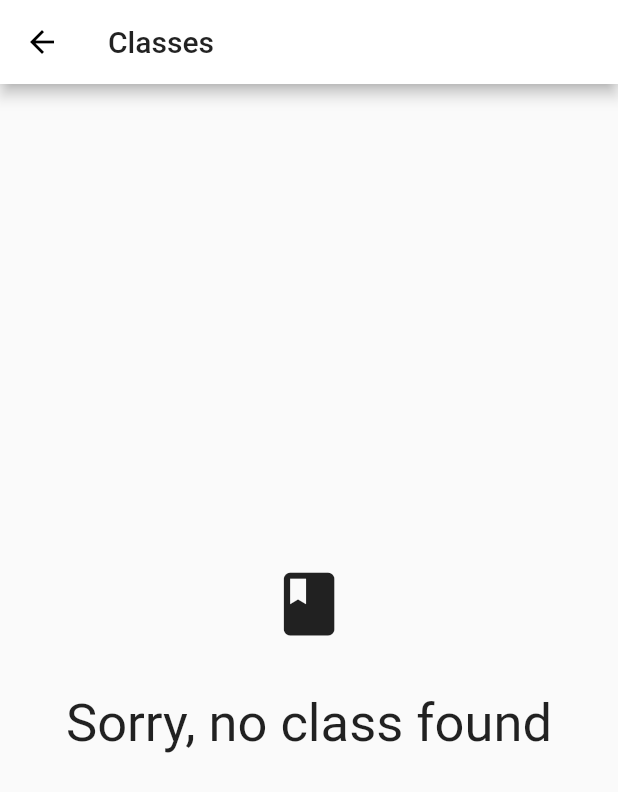
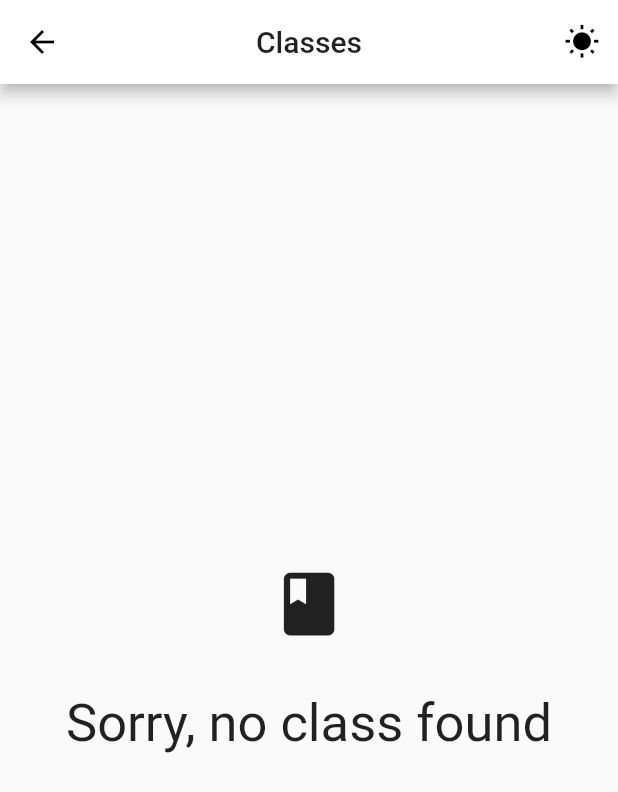
Before and after one commit to resourcesr/app, a Flutter app: the screen it shows after launch, after a tap on "Department Of Computing", on a phone screen of 412 x 824 dp. Shown: the top 792 px of the screen. Run offline on Flutter 3.47's test engine with Material 2 defaults, Android fonts, the phone set to English and light mode, and no system bars; our stand-ins replace cloud_firestore, firebase_auth, firebase_messaging, shared_preferences; missing offline and left inert: flutter_downloader; accounts and stored records are empty.

Commit message:
update Appbar

```diff
--- a/lib/components/custom_app_bar.dart
+++ b/lib/components/custom_app_bar.dart
@@ -1,11 +1,17 @@
 import "package:flutter/material.dart";
+import 'package:riphahwebresources/config.dart';
 
-class CustomAppBar extends StatelessWidget {
-  //const CustomAppBar({Key key}) : super(key: key);
-  CustomAppBar({this.text});
-  final String text;
-  @override
-  Widget build(BuildContext context) {
-    return AppBar(title: Text(this.text), centerTitle: true);
-  }
+AppBar customAppBar(BuildContext context, String title) {
+  return AppBar(
+    title: Text(title),
+    centerTitle: true,
+    actions: <Widget>[
+      IconButton(
+        icon: Icon(Icons.wb_sunny),
+        onPressed: () => {
+          currentTheme.switchTheme(),
+        },
+      )
+    ],
+  );
 }
--- a/lib/pages/Home/home_ui.dart
+++ b/lib/pages/Home/home_ui.dart
@@ -1,4 +1,5 @@
 import "package:flutter/material.dart";
+import 'package:riphahwebresources/components/custom_app_bar.dart';
 
 import '../../drawer.dart';
 
@@ -15,7 +16,7 @@ class _HomeUiState extends State<HomeUi> {
   @override
   Widget build(BuildContext context) {
     var scaffold = Scaffold(
-      appBar: AppBar(title: Text("ResourcesR")),
+      appBar: customAppBar(context, "Home"),
       drawer: WebResourceAppDrawer(),
       body: Center(
         child: Column(
--- a/lib/pages/auth/login_ui.dart
+++ b/lib/pages/auth/login_ui.dart
@@ -1,4 +1,5 @@
 import 'package:flutter/material.dart';
+import 'package:riphahwebresources/components/custom_app_bar.dart';
 import 'package:riphahwebresources/data/User.dart';
 import 'package:riphahwebresources/pages/Home/home_ui.dart';
 import 'package:riphahwebresources/pages/auth/register_ui.dart';
@@ -29,7 +30,7 @@ class _LoginUiState extends State<LoginUi> {
   Widget build(BuildContext context) {
     return Scaffold(
         key: _scaffoldKey,
-        appBar: AppBar(title: Text("Login")),
+        appBar: customAppBar(context, "Login"),
         body: _buildBody(context));
   }
 
--- a/lib/pages/auth/profile_ui.dart
+++ b/lib/pages/auth/profile_ui.dart
@@ -1,4 +1,5 @@
 import 'package:flutter/material.dart';
+import 'package:riphahwebresources/components/custom_app_bar.dart';
 import 'package:riphahwebresources/data/User.dart';
 import 'package:riphahwebresources/pages/Home/home_ui.dart';
 
@@ -28,7 +29,7 @@ class _ProfileUiState extends State<ProfileUi> {
   Widget build(BuildContext context) {
     return Scaffold(
         key: _scaffoldKey,
-        appBar: AppBar(title: Text("Profile")),
+        appBar: customAppBar(context, "Profile"),
         body: _buildBody(context));
   }
 
--- a/lib/pages/auth/register_ui.dart
+++ b/lib/pages/auth/register_ui.dart
@@ -1,4 +1,5 @@
 import 'package:flutter/material.dart';
+import 'package:riphahwebresources/components/custom_app_bar.dart';
 import 'package:riphahwebresources/data/User.dart';
 import 'package:riphahwebresources/pages/auth/login_ui.dart';
 
@@ -21,7 +22,7 @@ class _RegisterUiState extends State<RegisterUi> {
   Widget build(BuildContext context) {
     return Scaffold(
         key: _scaffoldKey,
-        appBar: AppBar(title: Text("Register")),
+        appBar: customAppBar(context, "Register"),
         body: _buildBody(context));
   }
 
--- a/lib/pages/auth/reset_ui.dart
+++ b/lib/pages/auth/reset_ui.dart
@@ -1,4 +1,5 @@
 import 'package:flutter/material.dart';
+import 'package:riphahwebresources/components/custom_app_bar.dart';
 import 'package:riphahwebresources/data/User.dart';
 
 class ResetUi extends StatefulWidget {
@@ -24,7 +25,7 @@ class _ResetUiState extends State<ResetUi> {
   Widget build(BuildContext context) {
     return Scaffold(
         key: _scaffoldKey,
-        appBar: AppBar(title: Text("Reset Password")),
+        appBar: customAppBar(context, "Reset Password"),
         body: _buildBody(context));
   }
 
--- a/lib/pages/courses_ui.dart
+++ b/lib/pages/courses_ui.dart
@@ -1,5 +1,6 @@
 import "package:flutter/material.dart";
 import 'package:riphahwebresources/components/course_item_view.dart';
+import 'package:riphahwebresources/components/custom_app_bar.dart';
 import 'package:riphahwebresources/components/list_header.dart';
 import 'package:cloud_firestore/cloud_firestore.dart';
 import 'package:riphahwebresources/data/Courses.dart';
@@ -17,7 +18,7 @@ class _CoursesUiState extends State<CoursesUi> {
   @override
   Widget build(BuildContext context) {
     return Scaffold(
-      appBar: AppBar(title: Text('Courses')),
+      appBar: customAppBar(context, "Courses"),
       body: _buildBody(context),
     );
   }
--- a/lib/pages/klasses_ui.dart
+++ b/lib/pages/klasses_ui.dart
@@ -1,6 +1,7 @@
 import "package:flutter/material.dart";
 import 'package:riphahwebresources/components/course_item_view.dart';
 import 'package:cloud_firestore/cloud_firestore.dart';
+import 'package:riphahwebresources/components/custom_app_bar.dart';
 import 'package:riphahwebresources/data/klasses.dart';
 import 'package:riphahwebresources/components/empty_state.dart';
 import 'package:riphahwebresources/pages/courses_ui.dart';
@@ -16,7 +17,7 @@ class _KlassesUiState extends State<KlassesUi> {
   @override
   Widget build(BuildContext context) {
     return Scaffold(
-      appBar: AppBar(title: Text('Classes')),
+      appBar: customAppBar(context, "Classes"),
       body: _buildBody(context),
     );
   }
--- a/lib/pages/resources_ui.dart
+++ b/lib/pages/resources_ui.dart
@@ -1,4 +1,5 @@
 import "package:flutter/material.dart";
+import 'package:riphahwebresources/components/custom_app_bar.dart';
 import 'package:riphahwebresources/components/list_header.dart';
 import 'package:cloud_firestore/cloud_firestore.dart';
 import 'package:riphahwebresources/data/Resources.dart';
@@ -50,7 +51,7 @@ class _ResourcesUiState extends State<ResourcesUi> {
       ),
     );*/
     return Scaffold(
-      appBar: AppBar(title: Text('Resources')),
+      appBar: customAppBar(context, "Resources"),
       //drawer: WebResourceAppDrawer(),
       body: _buildBody(context),
     );
```
